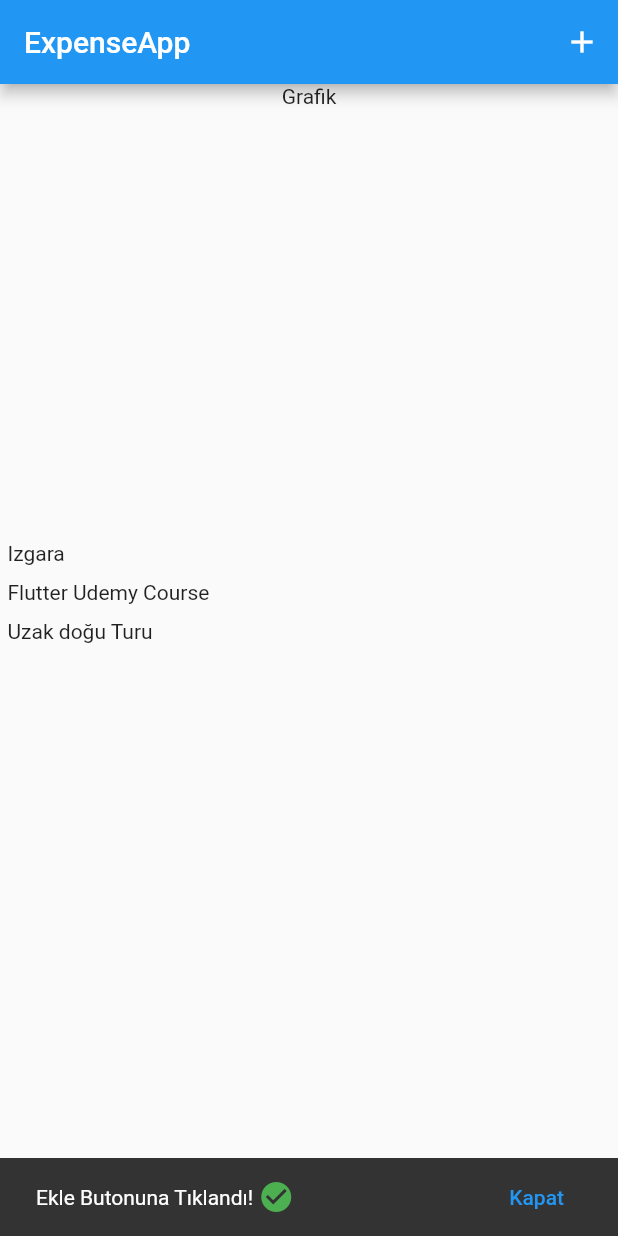
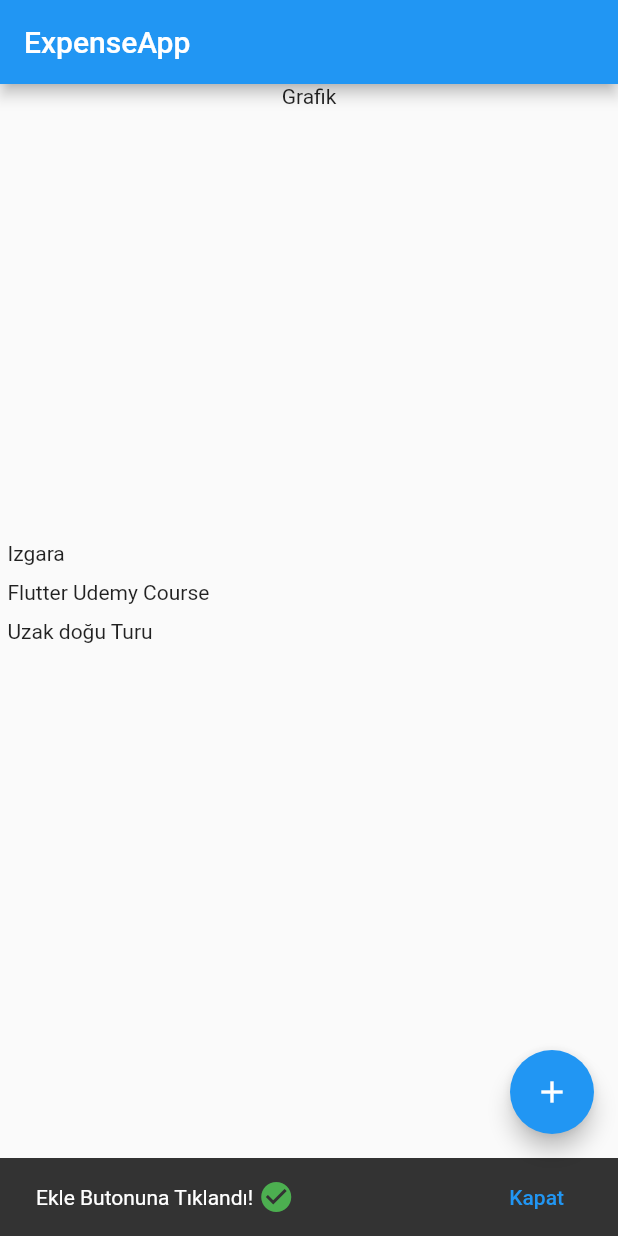
Before and after one commit to bilal1616/Tobeto_expenseapp, a Flutter app: the screen it shows after launch, after a tap on the "add" icon, on a phone screen of 412 x 824 dp. Run offline on Flutter 3.47's test engine with Material 2 defaults, Android fonts, the phone set to English and light mode, and no system bars.

Commit message:
09.11.2023

```diff
--- a/lib/main.dart
+++ b/lib/main.dart
@@ -1,9 +1,7 @@
-// Bu dosya, ana uygulama giriş noktasını içerir ve ExpenseApp widget'ını başlatır.
 import 'package:expenseapp/pages/expense_list.dart';
 import 'package:flutter/material.dart';
 
 void main() {
-  // Uygulamayı başlatan main fonksiyonu
   runApp(
     const MaterialApp(
       debugShowCheckedModeBanner: false,
@@ -12,31 +10,26 @@ void main() {
   );
 }
 
-
 class ExpenseApp extends StatelessWidget {
   const ExpenseApp({Key? key}) : super(key: key);
 
   @override
   Widget build(BuildContext context) {
-    // Ana uygulama widget'ı olan ExpenseApp'i oluşturan build fonksiyonu
     return Scaffold(
       appBar: AppBar(
-        title: const Text('ExpenseApp'), // Uygulama başlığı
-        actions: [
-          IconButton(
-            icon: const Icon(Icons.add),
-            onPressed: () {
-              showSnackBar(context);
-            },
-          ),
-        ],
+        title: const Text('ExpenseApp'),
       ),
-      body: ExpenseList(), // Ana içerik olarak ExpenseList widget'ını kullanır
+      body: ExpenseList(),
+      floatingActionButton: FloatingActionButton(
+        onPressed: () {
+          showSnackBar(context);
+        },
+        child: const Icon(Icons.add),
+      ),
     );
   }
 
   void showSnackBar(BuildContext context) {
-    // SnackBar'ı gösteren fonksiyon
     final snackBar = SnackBar(
       content: Row(
         children: [
@@ -55,6 +48,6 @@ class ExpenseApp extends StatelessWidget {
       ),
     );
 
-    ScaffoldMessenger.of(context).showSnackBar(snackBar); // SnackBar'ı görüntüler
+    ScaffoldMessenger.of(context).showSnackBar(snackBar);
   }
 }
```
Also changed, not shown: assets/01.png.
